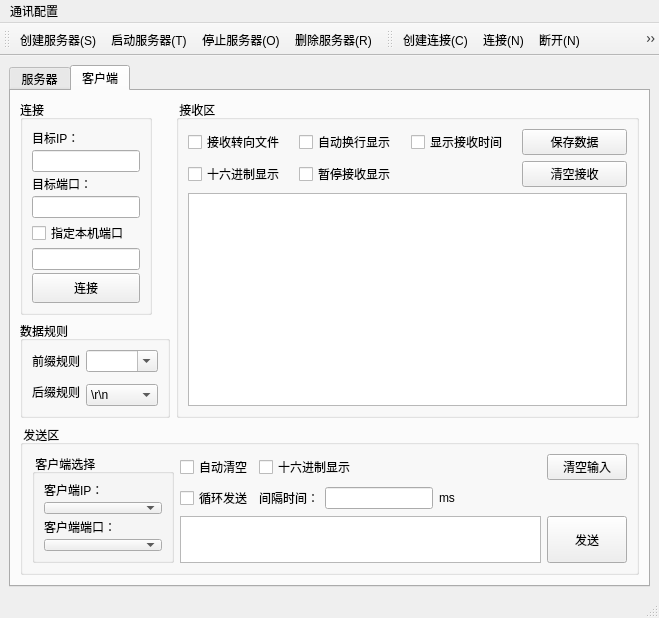
This is tcpipwindow.ui in eveningwyn/Ethernet_SerialPort as Qt 5 draws it before an edit. The edited form follows.
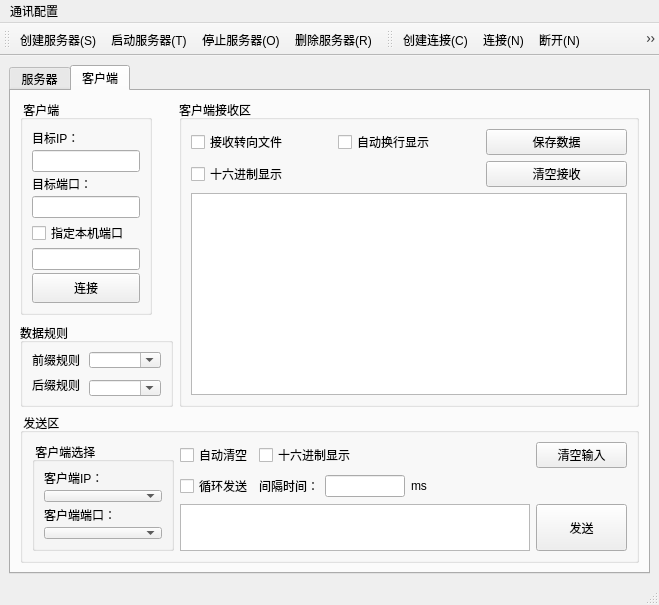
This is the edited form. The open tabs and pages were chosen to show the change. Icons and pictures are not drawn.

What changed in the file:
```diff
--- a/tcpipwindow.ui
+++ b/tcpipwindow.ui
@@ -372,7 +372,7 @@
            </sizepolicy>
           </property>
           <property name="title">
-           <string>连接</string>
+           <string> 客户端</string>
           </property>
           <layout class="QGridLayout" name="gridLayout_2">
            <property name="horizontalSpacing">
@@ -433,10 +433,16 @@
           </layout>
          </widget>
         </item>
-        <item row="0" column="1" rowspan="2">
+        <item row="0" column="1" rowspan="3">
          <widget class="QGroupBox" name="groupBoxClientReceiveArea">
+          <property name="minimumSize">
+           <size>
+            <width>0</width>
+            <height>304</height>
+           </size>
+          </property>
           <property name="title">
-           <string> 接收区</string>
+           <string>客户端接收区</string>
           </property>
           <layout class="QGridLayout" name="gridLayout_4">
            <item row="0" column="0">
@@ -453,13 +459,6 @@
              </property>
             </widget>
            </item>
-           <item row="0" column="2">
-            <widget class="QCheckBox" name="checkBoxClientShowTime">
-             <property name="text">
-              <string>显示接收时间</string>
-             </property>
-            </widget>
-           </item>
            <item row="1" column="0">
             <widget class="QCheckBox" name="checkBoxClientHexShow_Receive">
              <property name="text">
@@ -467,24 +466,17 @@
              </property>
             </widget>
            </item>
-           <item row="1" column="1">
-            <widget class="QCheckBox" name="checkBoxClientStopShow">
-             <property name="text">
-              <string>暂停接收显示</string>
-             </property>
-            </widget>
-           </item>
-           <item row="1" column="3">
+           <item row="1" column="2">
             <widget class="QPushButton" name="pushButtonClientClearReceive">
              <property name="text">
               <string>清空接收</string>
              </property>
             </widget>
            </item>
-           <item row="2" column="0" colspan="4">
+           <item row="2" column="0" colspan="3">
             <widget class="QTextBrowser" name="textBrowserClientReceiveArea"/>
            </item>
-           <item row="0" column="3">
+           <item row="0" column="2">
             <widget class="QPushButton" name="pushButtonClientSaveToFile">
              <property name="text">
               <string>保存数据</string>
@@ -494,8 +486,14 @@
           </layout>
          </widget>
         </item>
-        <item row="1" column="0">
+        <item row="2" column="0">
          <widget class="QGroupBox" name="groupBoxClientRule">
+          <property name="minimumSize">
+           <size>
+            <width>153</width>
+            <height>84</height>
+           </size>
+          </property>
           <property name="title">
            <string>数据规则</string>
           </property>
@@ -509,6 +507,14 @@
            </item>
            <item row="2" column="1">
             <widget class="QComboBox" name="comboBoxClientSuffix">
+             <property name="editable">
+              <bool>true</bool>
+             </property>
+             <item>
+              <property name="text">
+               <string/>
+              </property>
+             </item>
              <item>
               <property name="text">
                <string>\r\n</string>
@@ -543,7 +549,7 @@
           </layout>
          </widget>
         </item>
-        <item row="2" column="0" rowspan="2" colspan="2">
+        <item row="3" column="0" rowspan="2" colspan="2">
          <widget class="QGroupBox" name="groupBoxClientSendArea">
           <property name="maximumSize">
            <size>
@@ -594,7 +600,14 @@
             <widget class="QTextEdit" name="textEditClientSendInput"/>
            </item>
            <item row="1" column="3">
-            <widget class="QLineEdit" name="lineEditClientIntervalTime"/>
+            <widget class="QLineEdit" name="lineEditClientIntervalTime">
+             <property name="maximumSize">
+              <size>
+               <width>80</width>
+               <height>16777215</height>
+              </size>
+             </property>
+            </widget>
            </item>
            <item row="1" column="7">
             <spacer name="horizontalSpacer_3">
@@ -680,6 +693,19 @@
           </layout>
          </widget>
         </item>
+        <item row="1" column="0">
+         <spacer name="verticalSpacer">
+          <property name="orientation">
+           <enum>Qt::Vertical</enum>
+          </property>
+          <property name="sizeHint" stdset="0">
+           <size>
+            <width>20</width>
+            <height>40</height>
+           </size>
+          </property>
+         </spacer>
+        </item>
        </layout>
       </widget>
      </widget>
```
Left out of the diff: 120 changed lines with no effect on the pictures.
